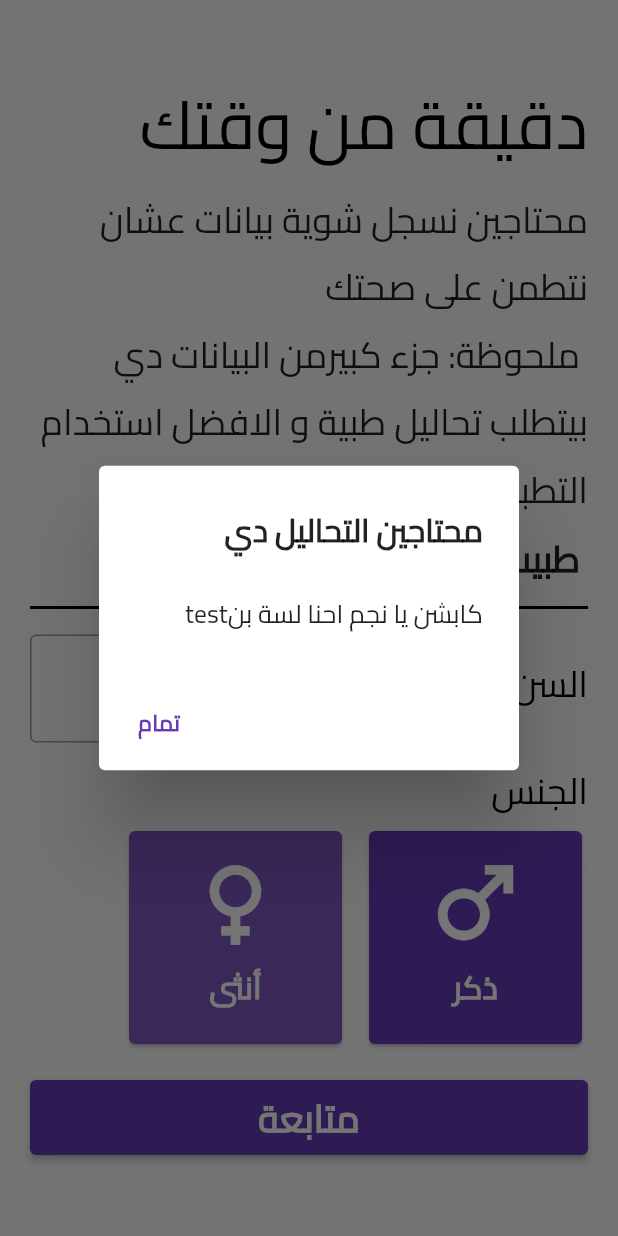
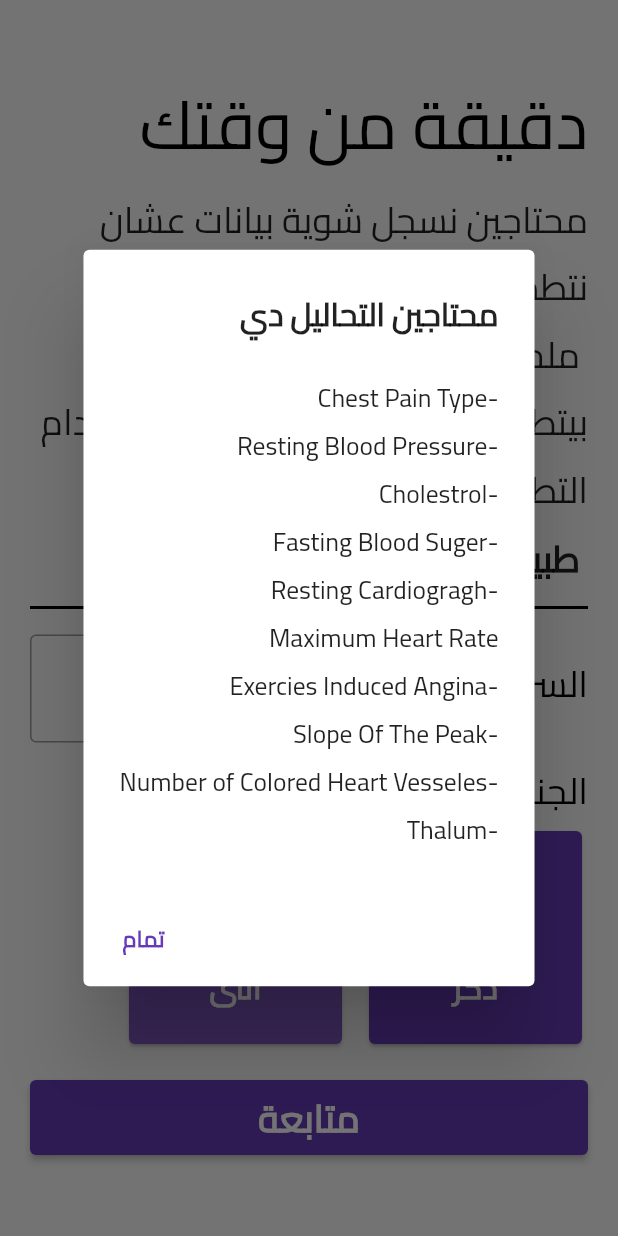
Before and after one commit to AbdelrahmanAquila/heart_defence, a Flutter app: the ClintDataScreen screen opened directly, after a tap on the "info outline" icon, on a phone screen of 412 x 824 dp. Run offline on Flutter 3.47's test engine with Material 2 defaults, Android fonts, the phone set to English and light mode, and no system bars; our stand-ins replace dio, flutter_bloc.

Commit message:
ama nshoof a5rtha

```diff
--- a/lib/modules/cubit/cubit.dart
+++ b/lib/modules/cubit/cubit.dart
@@ -143,6 +143,7 @@ class AppCubit extends Cubit<AppStates> {
       response,
     ));
     predict = response.data.toString();
+    // print('Your Predict is \n $predict');
     print('Your Predict is \n $predict');
 
     emit(ResponseState(
--- a/lib/modules/data_take_screen.dart
+++ b/lib/modules/data_take_screen.dart
@@ -64,7 +64,7 @@ class ClintDataScreen extends StatelessWidget {
                                   builder: (context) => AlertDialog(
                                     title: const Text('محتاجين التحاليل دي'),
                                     content: const Text(
-                                        'كابشن يا نجم احنا لسة بنtest'),
+                                        '-Chest Pain Type\n-Resting Blood Pressure\n-Cholestrol\n-Fasting Blood Suger\n-Resting Cardiogragh\nMaximum Heart Rate\n-Exercies Induced Angina\n-Slope Of The Peak\n-Number of Colored Heart Vesseles\n-Thalum'),
                                     actions: [
                                       TextButton(
                                           onPressed: () {
--- a/lib/modules/result_screen.dart
+++ b/lib/modules/result_screen.dart
@@ -12,9 +12,6 @@ class ResultScreen extends StatelessWidget {
         listener: (context, state) {},
         builder: (context, state) {
           return Scaffold(
-            floatingActionButton: FloatingActionButton(onPressed: () {
-              AppCubit.get(context).request();
-            }),
             body: Center(
               child: Text(AppCubit.get(context).predict.toString(),
                   style: Theme.of(context)
```
